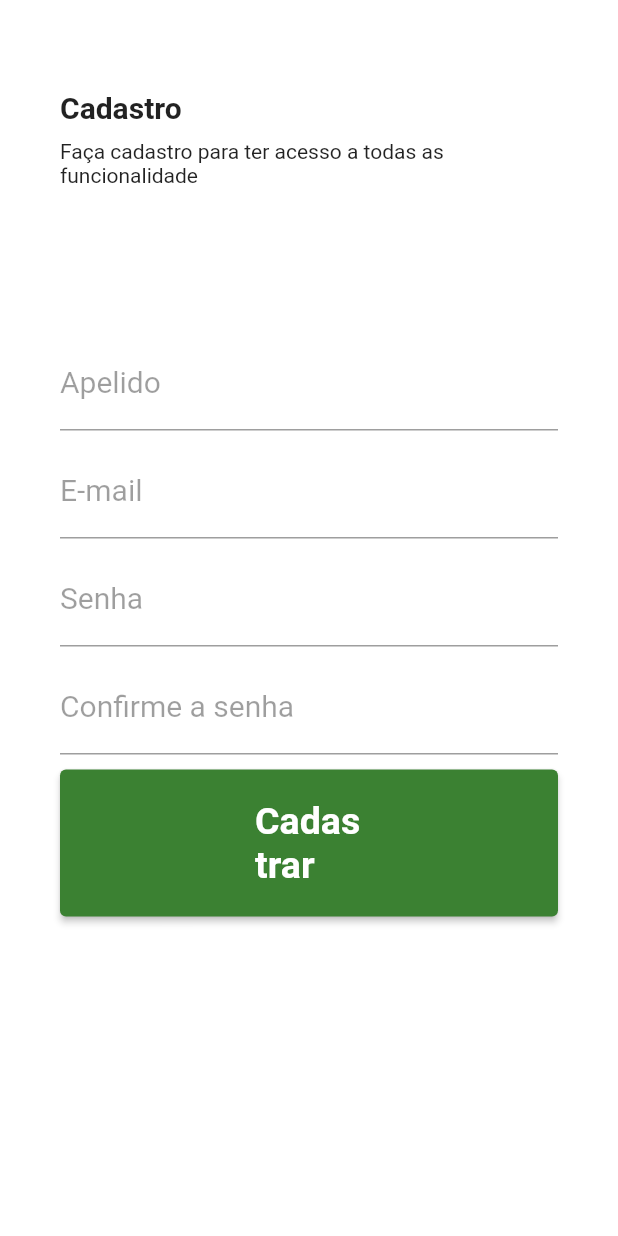
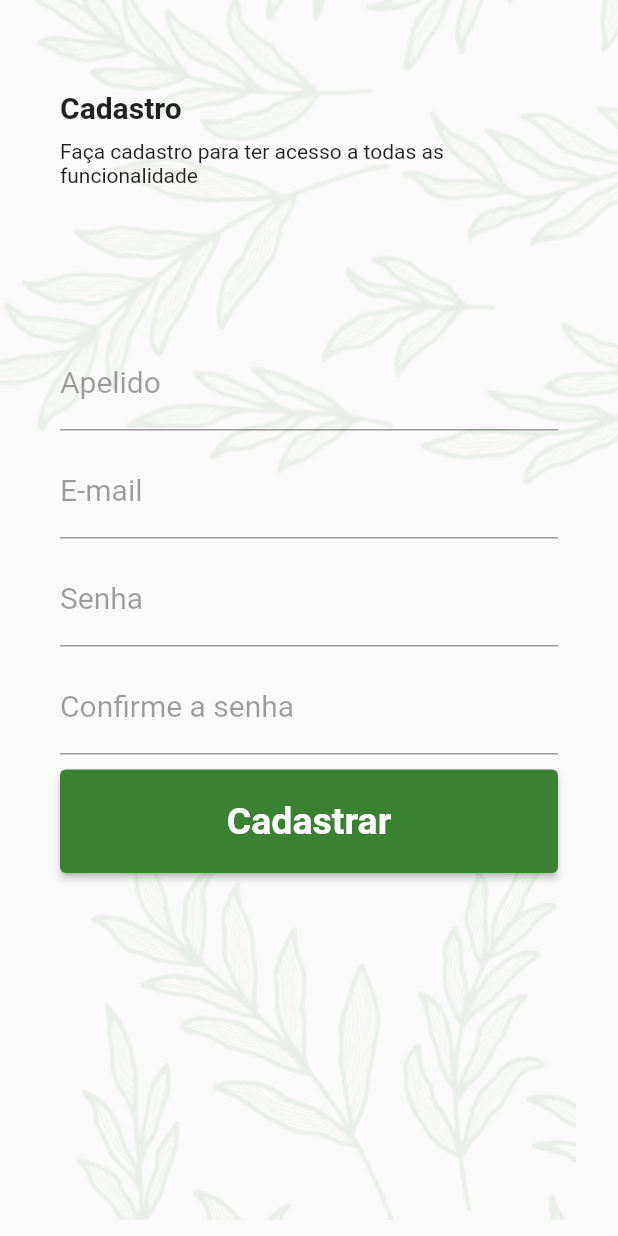
Before and after one commit to Thamiris-Higashiharaguti/reconhecimento-fitopatologias-app, a Flutter app: the CadastroView screen opened by its route, on a phone screen of 412 x 824 dp. Run offline on Flutter 3.47's test engine with Material 2 defaults, Android fonts, the phone set to English and light mode, and no system bars; our stand-ins replace cloud_firestore, dio, firebase_auth, firebase_core, firebase_storage, flutter_speed_dial and 2 more; missing offline and left inert: camera_camera; accounts and stored records are empty.

Commit message:
Adição do background, da home e da camera

```diff
--- a/lib/view/cadastro.view.dart
+++ b/lib/view/cadastro.view.dart
@@ -1,5 +1,6 @@
 import 'package:cloud_firestore/cloud_firestore.dart';
 import 'package:firebase_auth/firebase_auth.dart';
+import 'package:fitopatologia_app/view/components/background.dart';
 import 'package:flutter/material.dart';
 import 'package:form_field_validator/form_field_validator.dart';
 
@@ -22,7 +23,10 @@ class _CadastroViewState extends State<CadastroView> {
     FirebaseFirestore firestore = FirebaseFirestore.instance;
     FirebaseAuth auth = FirebaseAuth.instance;
 
-    var usuario = await firestore.collection('usuarios').where('email', isEqualTo: emailController.text).get();
+    var usuario = await firestore
+        .collection('usuarios')
+        .where('email', isEqualTo: emailController.text)
+        .get();
     if (usuario.docs.isNotEmpty) {
       showAlertDialog(context, 'Atenção', 'Email já cadastrado');
       Navigator.of(context).pop();
@@ -39,29 +43,33 @@ class _CadastroViewState extends State<CadastroView> {
     }
   }
 
-
   @override
   Widget build(BuildContext context) {
+    Size size = MediaQuery.of(context).size;
     return Scaffold(
-        body: Container(
-            color: Colors.white,
+        resizeToAvoidBottomInset: false,
+        body: Background(
+          child: ListView(
+            shrinkWrap: false,
+            children: <Widget>[
+              Container(
                 padding: EdgeInsets.fromLTRB(40, 60, 40, 0),
                 child: Form(
                   key: formkey,
-              child: ListView(
-                children: [
+                  child: ListView(shrinkWrap: true, children: [
                     Text(
                       "Cadastro",
-                    style: TextStyle(
-                      fontSize: 20,
-                      fontWeight: FontWeight.bold
+                      style:
+                          TextStyle(fontSize: 20, fontWeight: FontWeight.bold),
                     ),
+                    SizedBox(
+                      height: 10,
                     ),
-                  SizedBox(height: 10,),
                     Text(
-                    "Faça cadastro para ter acesso a todas as funcionalidade"
+                        "Faça cadastro para ter acesso a todas as funcionalidade"),
+                    SizedBox(
+                      height: 100,
                     ),
-                  SizedBox(height: 100,),
                     TextFormField(
                         controller: apelidoController,
                         keyboardType: TextInputType.text,
@@ -70,13 +78,13 @@ class _CadastroViewState extends State<CadastroView> {
                             labelStyle: TextStyle(
                               color: Colors.black38,
                               fontSize: 20,
-                      )
-                    ),
+                            )),
                         validator: MultiValidator([
                           RequiredValidator(errorText: "Campo obrigatório"),
-                    ])
+                        ])),
+                    SizedBox(
+                      height: 10,
                     ),
-                  SizedBox(height: 10,),
                     TextFormField(
                         controller: emailController,
                         keyboardType: TextInputType.emailAddress,
@@ -85,14 +93,14 @@ class _CadastroViewState extends State<CadastroView> {
                             labelStyle: TextStyle(
                               color: Colors.black38,
                               fontSize: 20,
-                      )
-                    ),
+                            )),
                         validator: MultiValidator([
                           RequiredValidator(errorText: "Campo obrigatório"),
                           EmailValidator(errorText: "Email inválido"),
-                    ])
+                        ])),
+                    SizedBox(
+                      height: 10,
                     ),
-                  SizedBox(height: 10,),
                     TextFormField(
                         controller: passwordController,
                         keyboardType: TextInputType.text,
@@ -106,11 +114,17 @@ class _CadastroViewState extends State<CadastroView> {
                         ),
                         validator: MultiValidator([
                           RequiredValidator(errorText: "Campo obrigatório"),
-                      MinLengthValidator(6, errorText: "A senha deve conter no mínimo 6 caracteres"),
-                      PatternValidator(r'^(?=.*?[A-Z])(?=.*?[a-z])(?=.*?[0-9]).{6,}$', errorText: 'A senha deve conter números, letras maiúsculas e minúsculas')
-                    ])
+                          MinLengthValidator(6,
+                              errorText:
+                                  "A senha deve conter no mínimo 6 caracteres"),
+                          PatternValidator(
+                              r'^(?=.*?[A-Z])(?=.*?[a-z])(?=.*?[0-9]).{6,}$',
+                              errorText:
+                                  'A senha deve conter números, letras maiúsculas e minúsculas')
+                        ])),
+                    SizedBox(
+                      height: 10,
                     ),
-                  SizedBox(height: 10,),
                     TextFormField(
                       controller: confirmPasswordController,
                       keyboardType: TextInputType.text,
@@ -122,30 +136,30 @@ class _CadastroViewState extends State<CadastroView> {
                           fontSize: 20,
                         ),
                       ),
-                    validator: (value) => MatchValidator(errorText: 'A senha não confere').validateMatch(confirmPasswordController.text, passwordController.text),
+                      validator: (value) =>
+                          MatchValidator(errorText: 'A senha não confere')
+                              .validateMatch(confirmPasswordController.text,
+                                  passwordController.text),
                     ),
-                  SizedBox(height: 10,),
+                    SizedBox(
+                      height: 10,
+                    ),
                     ElevatedButton(
                       child: Text("Cadastrar"),
                       style: ElevatedButton.styleFrom(
                           primary: Color(0xFF3b8132),
                           padding: EdgeInsets.symmetric(
-                            horizontal: 130, vertical: 20),
+                              horizontal: size.width * 0.1, vertical: 20),
                           textStyle: TextStyle(
-                            fontSize: 25,
-                            fontWeight: FontWeight.bold
-                            )
+                              fontSize: 25, fontWeight: FontWeight.bold)),
+                      onPressed: () =>
+                          {if (formkey.currentState!.validate()) {}},
                     ),
-                    onPressed: () => {
-                      if (formkey.currentState!.validate()) {
-
-                      }
-                    },
-                  ),
-                ]
+                  ]),
                 ),
               ),
-        )
-    );
+            ],
+          ),
+        ));
   }
 }
--- /dev/null
+++ b/lib/view/components/background.dart
@@ -0,0 +1,40 @@
+import 'package:flutter/material.dart';
+
+class Background extends StatelessWidget {
+  final Widget child;
+
+  const Background({
+    Key? key,
+    required this.child,
+  }) : super(key: key);
+
+  @override
+  Widget build(BuildContext context) {
+    Size size = MediaQuery.of(context).size;
+
+    return Container(
+      width: double.infinity,
+      height: size.height,
+      child: Stack(
+        alignment: Alignment.center,
+        children: <Widget>[
+          Positioned(
+            top: 0,
+            right: 0,
+            child: Opacity(
+                opacity: 0.1,
+                child: Image.asset("assets/top.png", width: size.width)),
+          ),
+          Positioned(
+            bottom: -10,
+            right: 0,
+            child: Opacity(
+                opacity: 0.1,
+                child: Image.asset("assets/bottom.png", width: size.width)),
+          ),
+          child
+        ],
+      ),
+    );
+  }
+}
```
Also changed, not shown: lib/main.dart (+8 -5 lines), lib/view/camera.dart (added, +77 -0 lines), lib/view/home.view.dart (added, +180 -0 lines), lib/view/login.view.dart (+51 -45 lines), lib/view/previewPage.view.dart (added, +115 -0 lines), pubspec.yaml (+8 -2 lines), assets/bottom.png (added), assets/top.png (added), pubspec.lock, 2 other files. Lines whose indentation alone changed are shown as unchanged.
